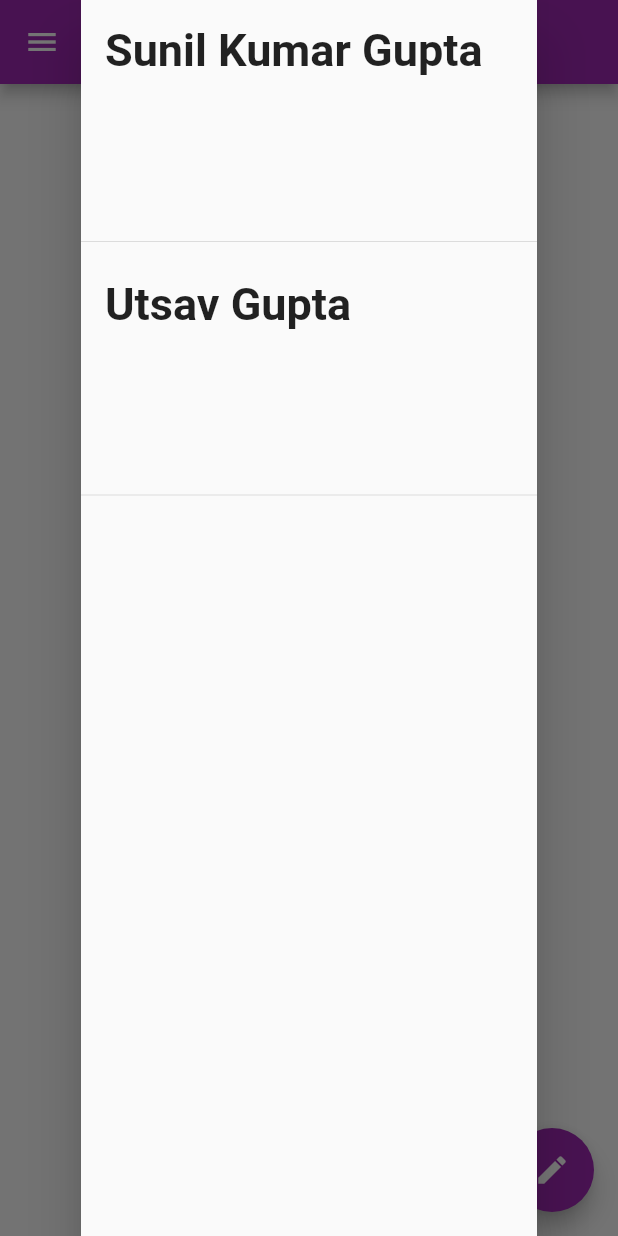
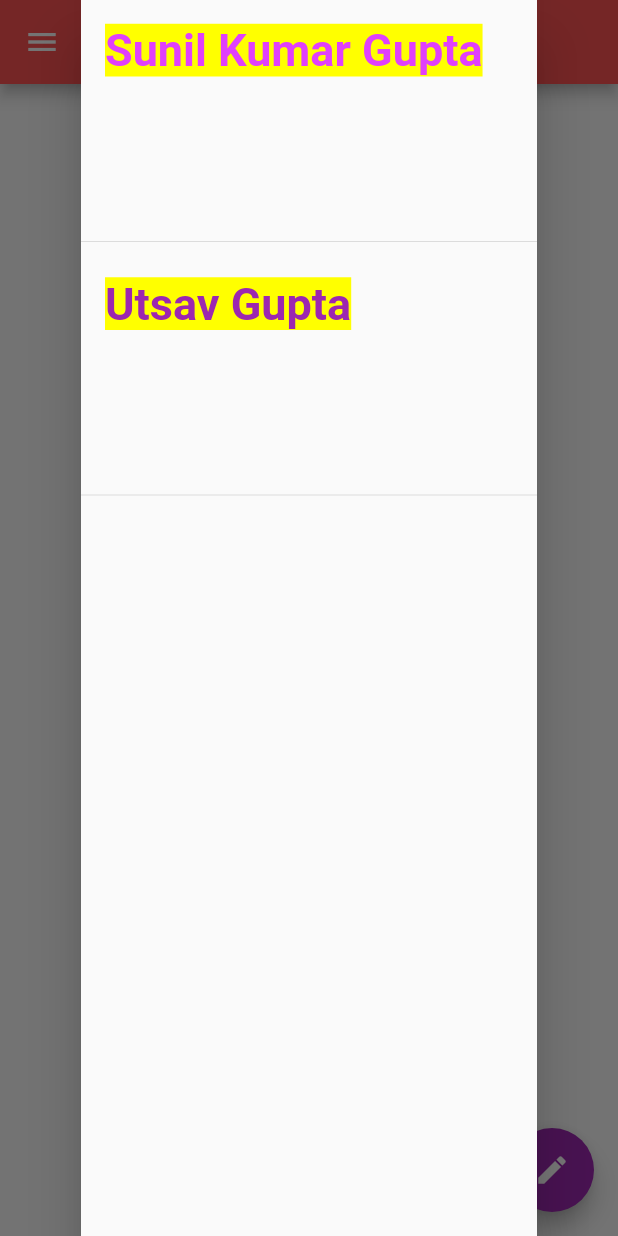
Before and after one commit to Sunil-731820/flutter_drawawer, a Flutter app: the screen it shows after launch, with the side drawer open, on a phone screen of 412 x 824 dp. Run offline on Flutter 3.47's test engine with Material 2 defaults, Android fonts, the phone set to English and light mode, and no system bars.

Commit message:
customize part

```diff
--- a/lib/main.dart
+++ b/lib/main.dart
@@ -2,6 +2,7 @@ import 'package:flutter/material.dart';
 
 void main() {
   runApp(MaterialApp(
+    color: Colors.purpleAccent,
     home: HomePage(),
     theme: ThemeData(
       primarySwatch: Colors.purple,
@@ -16,7 +17,11 @@ class HomePage extends StatelessWidget {
   Widget build(BuildContext context) {
     return Scaffold(
       appBar: AppBar(
-        title: Text("Awesome App"),
+        backgroundColor: Colors.redAccent,
+        title: Text(
+          "Awesome App",
+          style: TextStyle(fontSize: 30, fontWeight: FontWeight.bold),
+        ),
       ),
       //body: Container(),
       drawer: Center(
@@ -26,12 +31,19 @@ class HomePage extends StatelessWidget {
               DrawerHeader(
                   child: Text(
                 "Sunil Kumar Gupta",
-                style: TextStyle(fontSize: 30, fontWeight: FontWeight.bold),
+                style: TextStyle(
+                    fontSize: 30,
+                    fontWeight: FontWeight.bold,
+                    backgroundColor: Colors.yellowAccent,
+                    color: Colors.purpleAccent),
               )),
               DrawerHeader(
                   child: Text("Utsav Gupta",
                       style: TextStyle(
-                          fontSize: 30, fontWeight: FontWeight.bold))),
+                          fontSize: 30,
+                          fontWeight: FontWeight.bold,
+                          color: Colors.purple,
+                          backgroundColor: Colors.yellowAccent))),
             ],
           ),
         ),
```
